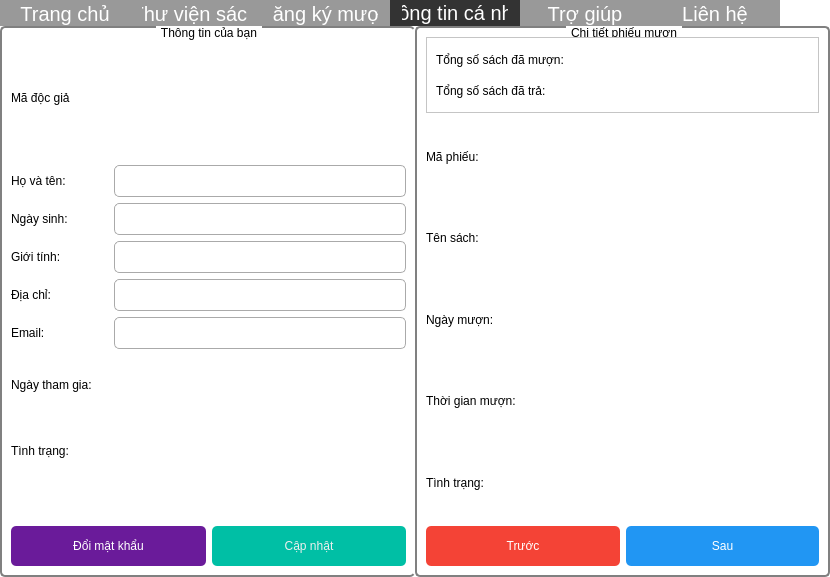
Before: the Qt Designer form reader.ui in duydvu/Library, drawn with Qt 5.
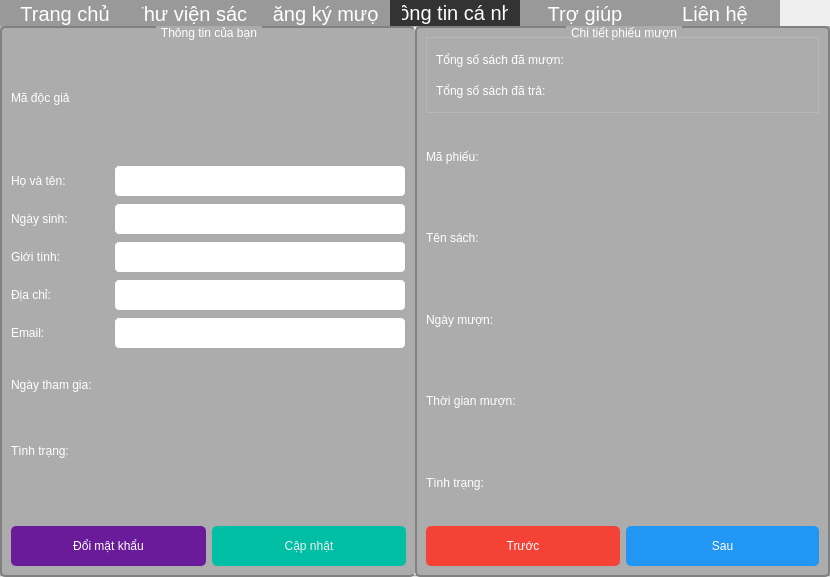
After: the same form once the commit is applied. The open tabs and pages were chosen to show the change. Icons and pictures are not drawn.

Commit message:
new interface color
User interface is now more beautiful, isn't it?

```diff
--- a/reader.ui
+++ b/reader.ui
@@ -14,7 +14,7 @@
    <string>MainWindow</string>
   </property>
   <property name="styleSheet">
-   <string notr="true">background-color: #fff;
+   <string notr="true">background: url(Images/Background.jpg) no-repeat center center;
 font: 15pt &quot;Myriad Pro Cond&quot;;</string>
   </property>
   <widget class="QWidget" name="centralwidget">
@@ -801,6 +801,9 @@
          </layout>
         </widget>
         <widget class="QWidget" name="perInfo">
+         <property name="styleSheet">
+          <string notr="true">background: none;</string>
+         </property>
          <attribute name="title">
           <string>Thông tin cá nhân</string>
          </attribute>
@@ -834,7 +837,7 @@
     border: 2px solid gray;
     border-radius: 5px;
     margin-top: 1ex;
-	
+	background: rgba(0,0,0,80);
 	
 }
 
@@ -842,6 +845,7 @@
     subcontrol-origin: margin;
     subcontrol-position: top center; /* position at the top center */
     padding: 0 3px;
+	color: #fff;
 }</string>
             </property>
             <property name="title">
@@ -853,7 +857,8 @@
                <item>
                 <widget class="QLabel" name="label_15">
                  <property name="styleSheet">
-                  <string notr="true">background: none;</string>
+                  <string notr="true">background: none;
+color: #fff;</string>
                  </property>
                  <property name="text">
                   <string>Thời gian mượn:</string>
@@ -863,7 +868,8 @@
                <item>
                 <widget class="QLabel" name="cartduration">
                  <property name="styleSheet">
-                  <string notr="true">background: none;</string>
+                  <string notr="true">background: none;
+color: #fff;</string>
                  </property>
                  <property name="text">
                   <string/>
@@ -931,7 +937,8 @@
                <item>
                 <widget class="QLabel" name="label_12">
                  <property name="styleSheet">
-                  <string notr="true">background: none;</string>
+                  <string notr="true">background: none;
+color: #fff;</string>
                  </property>
                  <property name="text">
                   <string>Mã phiếu:</string>
@@ -941,7 +948,8 @@
                <item>
                 <widget class="QLabel" name="cartid">
                  <property name="styleSheet">
-                  <string notr="true">background: none;</string>
+                  <string notr="true">background: none;
+color: #fff;</string>
                  </property>
                  <property name="text">
                   <string/>
@@ -955,7 +963,8 @@
                <item>
                 <widget class="QLabel" name="label_13">
                  <property name="styleSheet">
-                  <string notr="true">background: none;</string>
+                  <string notr="true">background: none;
+color: #fff;</string>
                  </property>
                  <property name="text">
                   <string>Tên sách:</string>
@@ -965,7 +974,8 @@
                <item>
                 <widget class="QLabel" name="cartname">
                  <property name="styleSheet">
-                  <string notr="true">background: none;</string>
+                  <string notr="true">background: none;
+color: #fff;</string>
                  </property>
                  <property name="text">
                   <string/>
@@ -979,7 +989,8 @@
                <item>
                 <widget class="QLabel" name="label_14">
                  <property name="styleSheet">
-                  <string notr="true">background: none;</string>
+                  <string notr="true">background: none;
+color: #fff;</string>
                  </property>
                  <property name="text">
                   <string>Ngày mượn:</string>
@@ -989,7 +1000,8 @@
                <item>
                 <widget class="QLabel" name="cartdate">
                  <property name="styleSheet">
-                  <string notr="true">background: none;</string>
+                  <string notr="true">background: none;
+color: #fff;</string>
                  </property>
                  <property name="text">
                   <string/>
@@ -1003,7 +1015,8 @@
                <item>
                 <widget class="QLabel" name="label_16">
                  <property name="styleSheet">
-                  <string notr="true">background: none;</string>
+                  <string notr="true">background: none;
+color: #fff;</string>
                  </property>
                  <property name="text">
                   <string>Tình trạng:</string>
@@ -1013,7 +1026,8 @@
                <item>
                 <widget class="QLabel" name="cartstatus">
                  <property name="styleSheet">
-                  <string notr="true">background: none;</string>
+                  <string notr="true">background: none;
+color: #fff;</string>
                  </property>
                  <property name="text">
                   <string/>
@@ -1033,6 +1047,10 @@
                <layout class="QGridLayout" name="gridLayout_5" columnstretch="1,1">
                 <item row="0" column="0">
                  <widget class="QLabel" name="label_8">
+                  <property name="styleSheet">
+                   <string notr="true">background: none;
+color: #fff;</string>
+                  </property>
                   <property name="text">
                    <string>Tổng số sách đã mượn:</string>
                   </property>
@@ -1047,6 +1065,10 @@
                 </item>
                 <item row="1" column="0">
                  <widget class="QLabel" name="label_5">
+                  <property name="styleSheet">
+                   <string notr="true">background: none;
+color: #fff;</string>
+                  </property>
                   <property name="text">
                    <string>Tổng số sách đã trả:</string>
                   </property>
@@ -1080,14 +1102,14 @@
 	border-right-width: 0px;
     border-radius: 5px;
     margin-top: 1ex;
-	
-	
+	background: rgba(0,0,0,80);
 }
 
 QGroupBox::title {
     subcontrol-origin: margin;
     subcontrol-position: top center; /* position at the top center */
     padding: 0 3px;
+	color: #fff;
 }</string>
             </property>
             <property name="title">
@@ -1101,7 +1123,8 @@
                  <item>
                   <widget class="QLabel" name="id_2">
                    <property name="styleSheet">
-                    <string notr="true">background: none;</string>
+                    <string notr="true">background: none;
+color: #fff;</string>
                    </property>
                    <property name="text">
                     <string>Mã độc giả</string>
@@ -1125,7 +1148,8 @@
                  <item>
                   <widget class="QLabel" name="name_2">
                    <property name="styleSheet">
-                    <string notr="true">background: none;</string>
+                    <string notr="true">background: none;
+color: #fff;</string>
                    </property>
                    <property name="text">
                     <string>Họ và tên:</string>
@@ -1156,7 +1180,8 @@
                  <item>
                   <widget class="QLabel" name="dob_2">
                    <property name="styleSheet">
-                    <string notr="true">background: none;</string>
+                    <string notr="true">background: none;
+color: #fff;</string>
                    </property>
                    <property name="text">
                     <string>Ngày sinh:</string>
@@ -1184,7 +1209,8 @@
                  <item>
                   <widget class="QLabel" name="sex_2">
                    <property name="styleSheet">
-                    <string notr="true">background: none;</string>
+                    <string notr="true">background: none;
+color: #fff;</string>
                    </property>
                    <property name="text">
                     <string>Giới tính:</string>
@@ -1212,7 +1238,8 @@
                  <item>
                   <widget class="QLabel" name="address_2">
                    <property name="styleSheet">
-                    <string notr="true">background: none;</string>
+                    <string notr="true">background: none;
+color: #fff;</string>
                    </property>
                    <property name="text">
                     <string>Địa chỉ:</string>
@@ -1240,7 +1267,8 @@
                  <item>
                   <widget class="QLabel" name="email_2">
                    <property name="styleSheet">
-                    <string notr="true">background: none;</string>
+                    <string notr="true">background: none;
+color: #fff;</string>
                    </property>
                    <property name="text">
                     <string>Email:</string>
@@ -1272,7 +1300,8 @@
                  <item>
                   <widget class="QLabel" name="dop_2">
                    <property name="styleSheet">
-                    <string notr="true">background: none;</string>
+                    <string notr="true">background: none;
+color: #fff;</string>
                    </property>
                    <property name="text">
                     <string>Ngày tham gia:</string>
@@ -1282,7 +1311,8 @@
                  <item>
                   <widget class="QLabel" name="dop">
                    <property name="styleSheet">
-                    <string notr="true">background: none;</string>
+                    <string notr="true">background: none;
+color: #fff;</string>
                    </property>
                    <property name="text">
                     <string/>
@@ -1296,7 +1326,8 @@
                  <item>
                   <widget class="QLabel" name="label_9">
                    <property name="styleSheet">
-                    <string notr="true">background: none;</string>
+                    <string notr="true">background: none;
+color: #fff;</string>
                    </property>
                    <property name="text">
                     <string>Tình trạng:</string>
@@ -1306,7 +1337,8 @@
                  <item>
                   <widget class="QLabel" name="status">
                    <property name="styleSheet">
-                    <string notr="true">background: none;</string>
+                    <string notr="true">background: none;
+color: #fff;</string>
                    </property>
                    <property name="text">
                     <string/>
```
Left out of the diff: 186 changed lines with no effect on the pictures. The commit also changes 32 other files.
